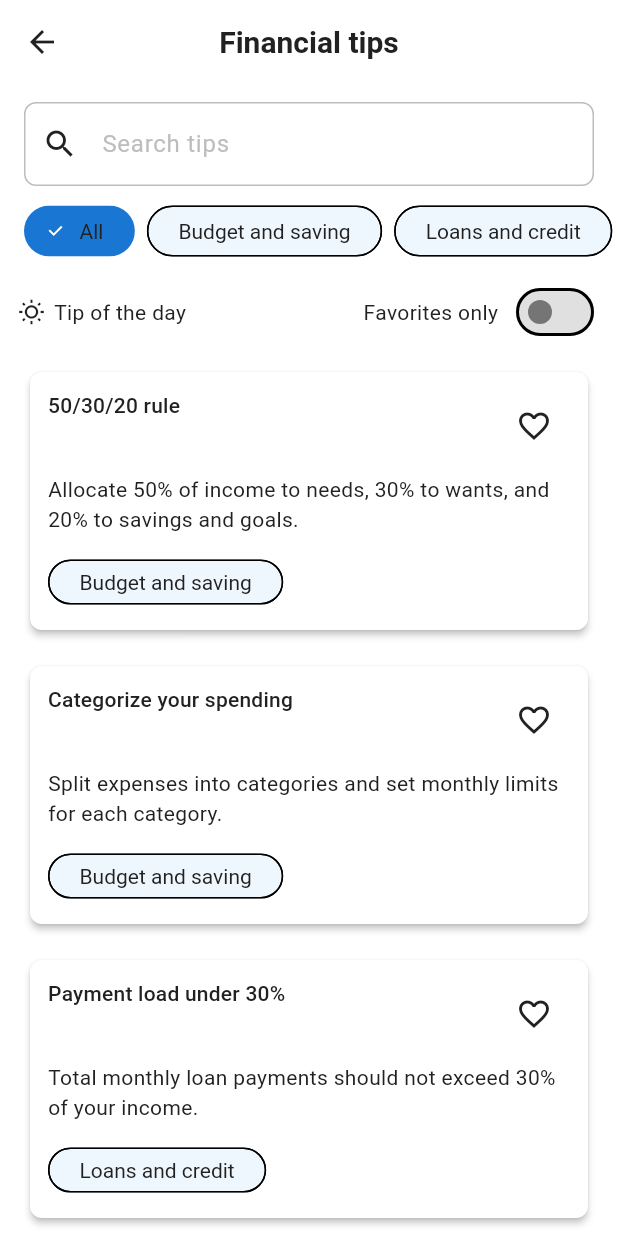
After one commit to rino-edu/zaimymigom_zeroseven, a Flutter app: the FinancialTipsScreen screen opened directly, on a phone screen of 412 x 824 dp. The commit adds this screen. Run offline on Flutter 3.47's test engine with Material 3 defaults, Android fonts, the phone set to English and light mode, and no system bars; our stand-ins replace cloud_firestore, connectivity_plus, easy_localization, firebase_core, flutter_svg, image_picker and 5 more; missing offline and left inert: app_tracking_transparency, appmetrica_plugin, vpn_detector, webview_flutter_android; accounts and stored records are empty; network calls fail.

Commit message:
пункт 7

```diff
--- a/lib/utils/locale_keys.dart
+++ b/lib/utils/locale_keys.dart
@@ -20,6 +20,7 @@ class LocaleKeys {
   static const navGoals = 'navigation.goals';
   static const navUserLoans = 'navigation.user_loans';
   static const navCurrencyConverter = 'navigation.currency_converter';
+  static const navFinancialTips = 'navigation.financial_tips';
 
   // Calendar
   static const calendarTitle = 'calendar.title';
@@ -742,3 +743,21 @@ class KnowledgeKeys {
   static const sampleUsnPatentBeginners = 'knowledge.sample.usn_vs_patent.beginners';
   static const sampleUsnPatentPros = 'knowledge.sample.usn_vs_patent.pros';
 }
+
+// Ключи для раздела Финансовые советы
+class FinancialTipsKeys {
+  static const title = 'financial_tips.title';
+  static const searchPlaceholder = 'financial_tips.search_placeholder';
+  static const favoritesOnly = 'financial_tips.favorites_only';
+  static const empty = 'financial_tips.empty';
+  static const tipOfTheDay = 'financial_tips.tip_of_the_day';
+  static const addedToFavorites = 'financial_tips.added_to_favorites';
+  static const removedFromFavorites = 'financial_tips.removed_from_favorites';
+
+  static const categoryAll = 'financial_tips.categories.all';
+  static const categoryBudget = 'financial_tips.categories.budget';
+  static const categoryLoans = 'financial_tips.categories.loans';
+  static const categorySavings = 'financial_tips.categories.savings_investments';
+  static const categoryLiteracy = 'financial_tips.categories.literacy';
+  static const categoryAntiFraud = 'financial_tips.categories.anti_fraud';
+}
--- /dev/null
+++ b/lib/views/home/financial_tips_screen.dart
@@ -0,0 +1,363 @@
+import 'package:easy_localization/easy_localization.dart';
+import 'package:flutter/material.dart';
+import 'package:shared_preferences/shared_preferences.dart';
+import '../../utils/locale_keys.dart';
+
+class FinancialTipsScreen extends StatefulWidget {
+  const FinancialTipsScreen({super.key});
+
+  @override
+  State<FinancialTipsScreen> createState() => _FinancialTipsScreenState();
+}
+
+enum _TipCategory {
+  all,
+  budget,
+  loans,
+  savings,
+  literacy,
+  antiFraud,
+}
+
+class _TipItem {
+  final String id;
+  final _TipCategory category;
+  final String titleKey;
+  final String contentKey;
+  final List<String> keywords;
+
+  const _TipItem({
+    required this.id,
+    required this.category,
+    required this.titleKey,
+    required this.contentKey,
+    this.keywords = const [],
+  });
+}
+
+class _FinancialTipsScreenState extends State<FinancialTipsScreen> {
+  static const _prefsFavoritesKey = 'financial_tips_favorites';
+
+  final TextEditingController _searchController = TextEditingController();
+  _TipCategory _selectedCategory = _TipCategory.all;
+  bool _favoritesOnly = false;
+  Set<String> _favoriteIds = <String>{};
+
+  // Демонстрационные советы. Текст берём из переводов по ключам.
+  static const List<_TipItem> _allTips = <_TipItem>[
+    _TipItem(
+      id: 'tip_budget_1',
+      category: _TipCategory.budget,
+      titleKey: 'financial_tips.samples.budget_1.title',
+      contentKey: 'financial_tips.samples.budget_1.content',
+      keywords: ['budget', 'лимит', 'учёт'],
+    ),
+    _TipItem(
+      id: 'tip_budget_2',
+      category: _TipCategory.budget,
+      titleKey: 'financial_tips.samples.budget_2.title',
+      contentKey: 'financial_tips.samples.budget_2.content',
+      keywords: ['категории', 'план'],
+    ),
+    _TipItem(
+      id: 'tip_loans_1',
+      category: _TipCategory.loans,
+      titleKey: 'financial_tips.samples.loans_1.title',
+      contentKey: 'financial_tips.samples.loans_1.content',
+      keywords: ['займ', 'платёж', 'проценты'],
+    ),
+    _TipItem(
+      id: 'tip_loans_2',
+      category: _TipCategory.loans,
+      titleKey: 'financial_tips.samples.loans_2.title',
+      contentKey: 'financial_tips.samples.loans_2.content',
+      keywords: ['досрочное', 'переплата'],
+    ),
+    _TipItem(
+      id: 'tip_savings_1',
+      category: _TipCategory.savings,
+      titleKey: 'financial_tips.samples.savings_1.title',
+      contentKey: 'financial_tips.samples.savings_1.content',
+      keywords: ['накопления', 'подушка'],
+    ),
+    _TipItem(
+      id: 'tip_savings_2',
+      category: _TipCategory.savings,
+      titleKey: 'financial_tips.samples.savings_2.title',
+      contentKey: 'financial_tips.samples.savings_2.content',
+      keywords: ['инвестиции', 'диверсификация'],
+    ),
+    _TipItem(
+      id: 'tip_literacy_1',
+      category: _TipCategory.literacy,
+      titleKey: 'financial_tips.samples.literacy_1.title',
+      contentKey: 'financial_tips.samples.literacy_1.content',
+      keywords: ['финансовая грамотность', 'обучение'],
+    ),
+    _TipItem(
+      id: 'tip_anti_fraud_1',
+      category: _TipCategory.antiFraud,
+      titleKey: 'financial_tips.samples.anti_fraud_1.title',
+      contentKey: 'financial_tips.samples.anti_fraud_1.content',
+      keywords: ['мошенничество', 'безопасность'],
+    ),
+  ];
+
+  @override
+  void initState() {
+    super.initState();
+    _loadFavorites();
+  }
+
+  Future<void> _loadFavorites() async {
+    final prefs = await SharedPreferences.getInstance();
+    final list = prefs.getStringList(_prefsFavoritesKey) ?? <String>[];
+    setState(() {
+      _favoriteIds = list.toSet();
+    });
+  }
+
+  Future<void> _toggleFavorite(String id) async {
+    final prefs = await SharedPreferences.getInstance();
+    final isFav = _favoriteIds.contains(id);
+    setState(() {
+      if (isFav) {
+        _favoriteIds.remove(id);
+      } else {
+        _favoriteIds.add(id);
+      }
+    });
+    await prefs.setStringList(_prefsFavoritesKey, _favoriteIds.toList());
+    if (!mounted) return;
+    ScaffoldMessenger.of(context).showSnackBar(
+      SnackBar(
+        content: Text(
+          isFav
+              ? FinancialTipsKeys.removedFromFavorites.tr()
+              : FinancialTipsKeys.addedToFavorites.tr(),
+        ),
+      ),
+    );
+  }
+
+  List<_TipItem> _filteredTips() {
+    final query = _searchController.text.trim().toLowerCase();
+    return _allTips.where((t) {
+      if (_favoritesOnly && !_favoriteIds.contains(t.id)) return false;
+      if (_selectedCategory != _TipCategory.all &&
+          t.category != _selectedCategory) {
+        return false;
+      }
+      if (query.isEmpty) return true;
+      // Поиск по ключевым словам и по локализованным title/content
+      final localizedTitle = tr(t.titleKey).toLowerCase();
+      final localizedContent = tr(t.contentKey).toLowerCase();
+      final keywordHit = t.keywords.any((k) => k.toLowerCase().contains(query));
+      return keywordHit ||
+          localizedTitle.contains(query) ||
+          localizedContent.contains(query);
+    }).toList();
+  }
+
+  _TipItem _tipOfTheDay() {
+    if (_allTips.isEmpty) {
+      return const _TipItem(
+        id: 'empty',
+        category: _TipCategory.budget,
+        titleKey: 'financial_tips.empty',
+        contentKey: 'financial_tips.empty',
+      );
+    }
+    final idx = DateTime.now().day % _allTips.length;
+    return _allTips[idx];
+  }
+
+  String _categoryLabel(_TipCategory c) {
+    switch (c) {
+      case _TipCategory.all:
+        return FinancialTipsKeys.categoryAll.tr();
+      case _TipCategory.budget:
+        return FinancialTipsKeys.categoryBudget.tr();
+      case _TipCategory.loans:
+        return FinancialTipsKeys.categoryLoans.tr();
+      case _TipCategory.savings:
+        return FinancialTipsKeys.categorySavings.tr();
+      case _TipCategory.literacy:
+        return FinancialTipsKeys.categoryLiteracy.tr();
+      case _TipCategory.antiFraud:
+        return FinancialTipsKeys.categoryAntiFraud.tr();
+    }
+  }
+
+  @override
+  void dispose() {
+    _searchController.dispose();
+    super.dispose();
+  }
+
+  @override
+  Widget build(BuildContext context) {
+    final tips = _filteredTips();
+    final tipOfTheDay = _tipOfTheDay();
+    return Scaffold(
+      appBar: AppBar(
+        title: Text(FinancialTipsKeys.title.tr()),
+      ),
+      body: SafeArea(
+        child: Column(
+          children: [
+            Padding(
+              padding: const EdgeInsets.fromLTRB(16, 12, 16, 0),
+              child: TextField(
+                controller: _searchController,
+                onChanged: (_) => setState(() {}),
+                decoration: InputDecoration(
+                  prefixIcon: const Icon(Icons.search),
+                  hintText: FinancialTipsKeys.searchPlaceholder.tr(),
+                  border: const OutlineInputBorder(),
+                ),
+              ),
+            ),
+            const SizedBox(height: 8),
+            SizedBox(
+              height: 44,
+              child: ListView(
+                padding: const EdgeInsets.symmetric(horizontal: 12),
+                scrollDirection: Axis.horizontal,
+                children: [
+                  for (final c in _TipCategory.values)
+                    Padding(
+                      padding: const EdgeInsets.symmetric(horizontal: 4),
+                      child: ChoiceChip(
+                        label: Text(_categoryLabel(c)),
+                        selected: _selectedCategory == c,
+                        onSelected: (_) {
+                          setState(() => _selectedCategory = c);
+                        },
+                      ),
+                    ),
+                ],
+              ),
+            ),
+            Padding(
+              padding: const EdgeInsets.fromLTRB(12, 8, 12, 0),
+              child: Row(
+                mainAxisAlignment: MainAxisAlignment.spaceBetween,
+                children: [
+                  Row(
+                    children: [
+                      const Icon(Icons.wb_sunny_outlined, size: 18),
+                      const SizedBox(width: 6),
+                      Text(FinancialTipsKeys.tipOfTheDay.tr()),
+                    ],
+                  ),
+                  Row(
+                    children: [
+                      Text(FinancialTipsKeys.favoritesOnly.tr()),
+                      const SizedBox(width: 8),
+                      Switch(
+                        value: _favoritesOnly,
+                        onChanged: (v) => setState(() => _favoritesOnly = v),
+                      ),
+                    ],
+                  ),
+                ],
+              ),
+            ),
+            Expanded(
+              child: tips.isEmpty
+                  ? Center(
+                      child: Text(
+                        FinancialTipsKeys.empty.tr(),
+                        textAlign: TextAlign.center,
+                      ),
+                    )
+                  : ListView.builder(
+                      padding: const EdgeInsets.fromLTRB(12, 8, 12, 12),
+                      itemCount: tips.length,
+                      itemBuilder: (context, index) {
+                        final tip = tips[index];
+                        return Padding(
+                          padding: const EdgeInsets.only(bottom: 8),
+                          child: _TipCard(
+                            tip: tip,
+                            isFavorite: _favoriteIds.contains(tip.id),
+                            onToggleFavorite: () => _toggleFavorite(tip.id),
+                            categoryLabel: _categoryLabel(tip.category),
+                          ),
+                        );
+                      },
+                    ),
+            ),
+          ],
+        ),
+      ),
+    );
+  }
+}
+
+class _TipCard extends StatelessWidget {
+  final _TipItem tip;
+  final bool isFavorite;
+  final VoidCallback onToggleFavorite;
+  final String categoryLabel;
+
+  const _TipCard({
+    required this.tip,
+    required this.isFavorite,
+    required this.onToggleFavorite,
+    required this.categoryLabel,
+  });
+
+  @override
+  Widget build(BuildContext context) {
+    return Card(
+      child: Padding(
+        padding: const EdgeInsets.all(12),
+        child: Column(
+          crossAxisAlignment: CrossAxisAlignment.start,
+          children: [
+            Row(
+              crossAxisAlignment: CrossAxisAlignment.start,
+              children: [
+                Expanded(
+                  child: Text(
+                    tr(tip.titleKey),
+                    style: Theme.of(context).textTheme.titleMedium,
+                  ),
+                ),
+                IconButton(
+                  icon: Icon(
+                    isFavorite ? Icons.favorite : Icons.favorite_border,
+                    color: isFavorite
+                        ? Theme.of(context).colorScheme.error
+                        : null,
+                  ),
+                  onPressed: onToggleFavorite,
+                  tooltip: isFavorite
+                      ? LocaleKeys.actionsRemove.tr()
+                      : LocaleKeys.actionsAdd.tr(),
+                ),
+              ],
+            ),
+            const SizedBox(height: 8),
+            Text(
+              tr(tip.contentKey),
+              style: Theme.of(context).textTheme.bodyMedium,
+            ),
+            const SizedBox(height: 12),
+            Wrap(
+              spacing: 8,
+              children: [
+                Chip(
+                  label: Text(categoryLabel),
+                  visualDensity: VisualDensity.compact,
+                ),
+              ],
+            ),
+          ],
+        ),
+      ),
+    );
+  }
+}
--- a/lib/views/home/main_screen.dart
+++ b/lib/views/home/main_screen.dart
@@ -9,6 +9,7 @@ import 'goals_screen.dart';
 import '../currency/currency_converter_screen.dart';
 import 'calendar_screen.dart';
 import 'creditworthiness_screen.dart';
+import 'financial_tips_screen.dart';
 
 /// Главный экран приложения с bottom navigation bar
 class MainScreen extends StatefulWidget {
@@ -116,6 +117,20 @@ class _MainScreenState extends State<MainScreen> {
               },
             ),
             ListTile(
+              leading: const Icon(Icons.tips_and_updates),
+              title: Text(LocaleKeys.navFinancialTips.tr()),
+              onTap: () {
+                Navigator.pop(context);
+                Navigator.push(
+                  context,
+                  MaterialPageRoute(
+                    builder: (context) => const FinancialTipsScreen(),
+                  ),
+                );
+              },
+            ),
+            const Divider(),
+            ListTile(
               leading: const Icon(Icons.settings),
               title: Text(LocaleKeys.navSettings.tr()),
               onTap: () {
```
Also changed, not shown: assets/locales/en.json (+53 -1 lines), assets/locales/ru.json (+53 -1 lines), 1 other file.
